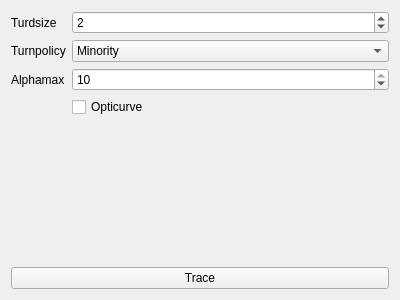
Old version of the form src/ui/frm_potrace.ui in the repository MizunagiKB/ilwork.
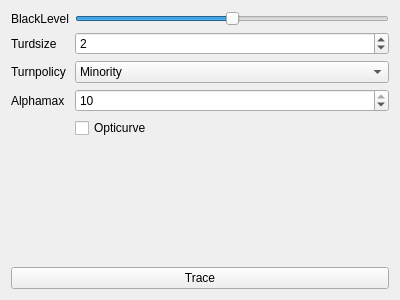
New version of the form.

The edit to the form file:
```diff
--- a/src/ui/frm_potrace.ui
+++ b/src/ui/frm_potrace.ui
@@ -22,14 +22,14 @@
      <property name="rowWrapPolicy">
       <enum>QFormLayout::DontWrapRows</enum>
      </property>
-     <item row="0" column="0">
+     <item row="2" column="0">
       <widget class="QLabel" name="label">
        <property name="text">
         <string>Turdsize</string>
        </property>
       </widget>
      </item>
-     <item row="0" column="1">
+     <item row="2" column="1">
       <widget class="QSpinBox" name="spin_turdsize">
        <property name="minimumSize">
         <size>
@@ -48,14 +48,14 @@
        </property>
       </widget>
      </item>
-     <item row="1" column="0">
+     <item row="3" column="0">
       <widget class="QLabel" name="label_2">
        <property name="text">
         <string>Turnpolicy</string>
        </property>
       </widget>
      </item>
-     <item row="1" column="1">
+     <item row="3" column="1">
       <widget class="QComboBox" name="combo_turnpolicy">
        <property name="currentIndex">
         <number>4</number>
@@ -97,14 +97,14 @@
        </item>
       </widget>
      </item>
-     <item row="2" column="0">
+     <item row="4" column="0">
       <widget class="QLabel" name="label_3">
        <property name="text">
         <string>Alphamax</string>
        </property>
       </widget>
      </item>
-     <item row="2" column="1">
+     <item row="4" column="1">
       <widget class="QSpinBox" name="spin_alphamax">
        <property name="minimumSize">
         <size>
@@ -120,13 +120,36 @@
        </property>
       </widget>
      </item>
-     <item row="3" column="1">
+     <item row="5" column="1">
       <widget class="QCheckBox" name="check_opticurve">
        <property name="text">
         <string>Opticurve</string>
        </property>
       </widget>
      </item>
+     <item row="1" column="0">
+      <widget class="QLabel" name="label_4">
+       <property name="text">
+        <string>BlackLevel</string>
+       </property>
+      </widget>
+     </item>
+     <item row="1" column="1">
+      <widget class="QSlider" name="slider_blacklevel">
+       <property name="maximum">
+        <number>16</number>
+       </property>
+       <property name="pageStep">
+        <number>1</number>
+       </property>
+       <property name="value">
+        <number>8</number>
+       </property>
+       <property name="orientation">
+        <enum>Qt::Horizontal</enum>
+       </property>
+      </widget>
+     </item>
     </layout>
    </item>
    <item>
```
